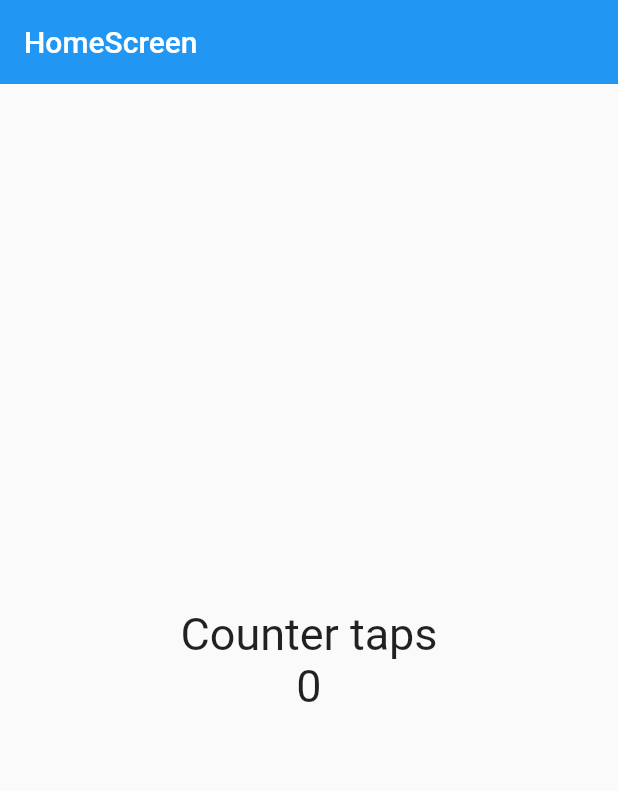
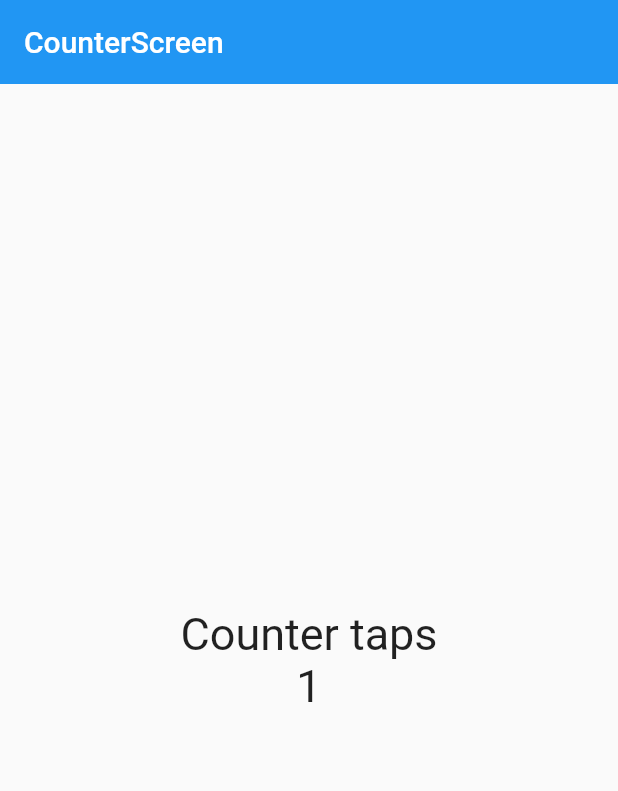
Before and after one commit to eivanphils/flutter-app-counter, a Flutter app: the screen it shows after launch, after a tap on the "touch app" icon, on a phone screen of 412 x 824 dp. Shown: the top 791 px of the screen. Run offline on Flutter 3.47's test engine with Material 2 defaults, Android fonts, the phone set to English and light mode, and no system bars.

Commit message:
Agregado StatefulWidget

```diff
--- a/lib/main.dart
+++ b/lib/main.dart
@@ -1,6 +1,6 @@
 import 'package:flutter/material.dart';
 
-import 'package:flutter_counter_app/screens/home_screen.dart';
+import 'package:flutter_counter_app/screens/counter_screen.dart';
 
 void main() {
   runApp(const MyApp());
@@ -13,7 +13,7 @@ class MyApp extends StatelessWidget {
   Widget build(BuildContext context) {
     return const MaterialApp(
       debugShowCheckedModeBanner: false,
-      home: HomeScreen(),
+      home: CounterScreen(),
     );
   }
 }
--- /dev/null
+++ b/lib/screens/counter_screen.dart
@@ -0,0 +1,42 @@
+import 'package:flutter/material.dart';
+
+class CounterScreen extends StatefulWidget {
+  const CounterScreen({Key? key}) : super(key: key);
+
+  @override
+  State<CounterScreen> createState() => _CounterScreenState();
+}
+
+class _CounterScreenState extends State<CounterScreen> {
+  int counter = 0;
+
+  @override
+  Widget build(BuildContext context) {
+    const TextStyle fontSize30 = TextStyle(fontSize: 30);
+
+    return Scaffold(
+      appBar: AppBar(
+        title: const Text('CounterScreen'),
+        elevation: 0,
+      ),
+      body: Center(
+        child: Column(
+          mainAxisAlignment: MainAxisAlignment.center,
+          children: <Widget>[
+            const Text('Counter taps', style: fontSize30),
+            Text('$counter', style: fontSize30)
+          ],
+        ),
+      ),
+      floatingActionButton: FloatingActionButton(
+        onPressed: () {
+          counter++;
+          setState(() {});
+        },
+        backgroundColor: Colors.blueGrey.shade400,
+        child: const Icon(Icons.touch_app_outlined),
+      ),
+      floatingActionButtonLocation: FloatingActionButtonLocation.centerFloat,
+    );
+  }
+}
```
